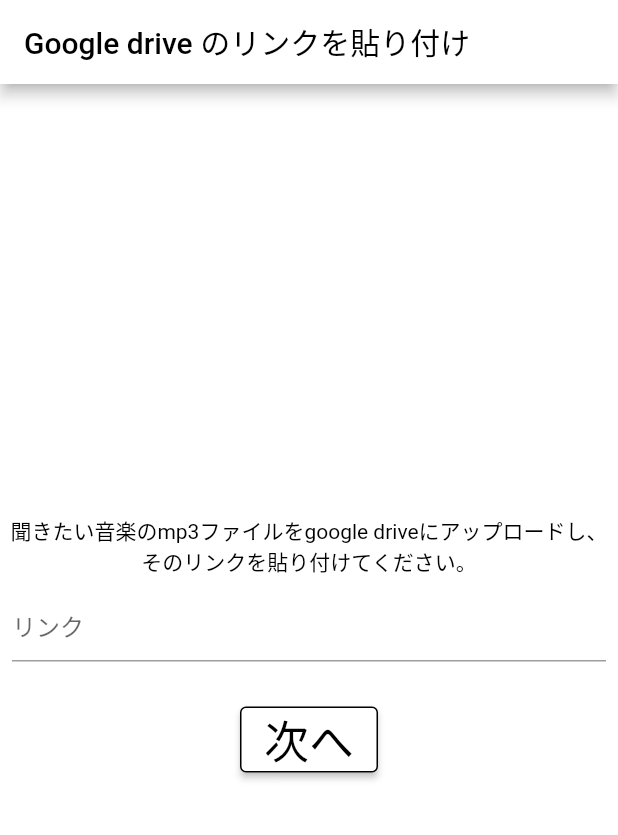
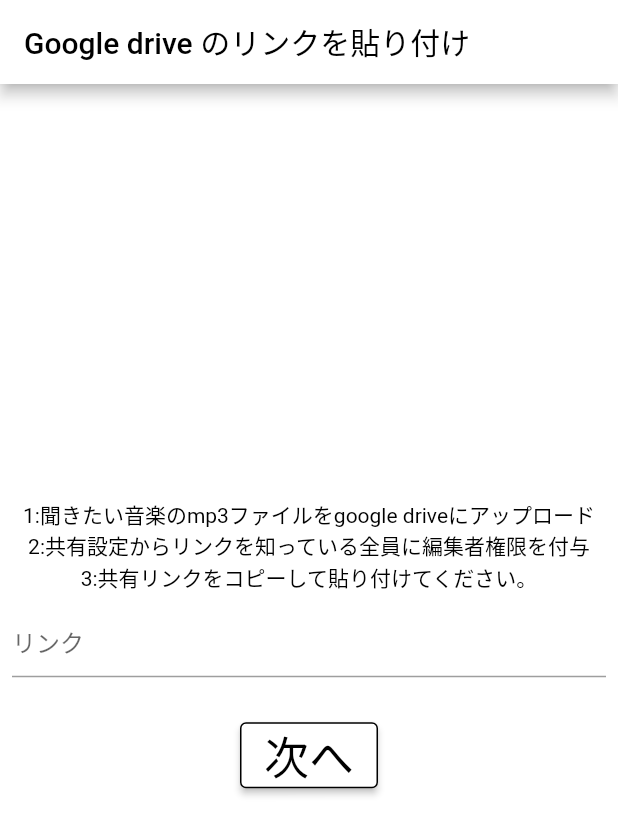
Before and after one commit to beatwalking55/beatim2, a Flutter app: the screen it shows after launch, on a phone screen of 412 x 824 dp. Shown: the top 835 px of the screen. Run offline on Flutter 3.47's test engine with Material 2 defaults, Android fonts, the phone set to English and light mode, and no system bars; our stand-ins replace cloud_firestore, firebase_core, just_audio; missing offline and left inert: audio_session; accounts and stored records are empty.

Commit message:
add link paste discription

```diff
--- a/lib/linkpastepage.dart
+++ b/lib/linkpastepage.dart
@@ -31,7 +31,7 @@
             mainAxisAlignment: MainAxisAlignment.center,
             crossAxisAlignment: CrossAxisAlignment.center,
             children: [
-              Text("聞きたい音楽のmp3ファイルをgoogle driveにアップロードし、\nそのリンクを貼り付けてください。",
+              Text("1:聞きたい音楽のmp3ファイルをgoogle driveにアップロード\n2:共有設定からリンクを知っている全員に編集者権限を付与\n3:共有リンクをコピーして貼り付けてください。",
                 style: TextStyle(
                     color: Colors.black
                 ),
--- a/lib/playpage.dart
+++ b/lib/playpage.dart
@@ -368,7 +368,7 @@
                       width: 60, //幅
                       height: 60, //高さ
                       child: Text(
-                        "${counter.toStringAsFixed(0)}",
+                        "${counter.toStringAsFixed(0)}/6",
                         style: TextStyle(
                             fontSize: 25,
                             color: Colors.white),
```
